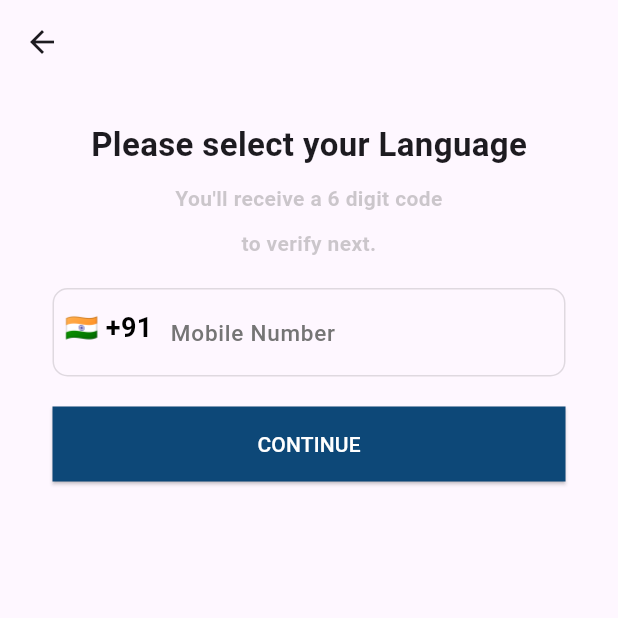
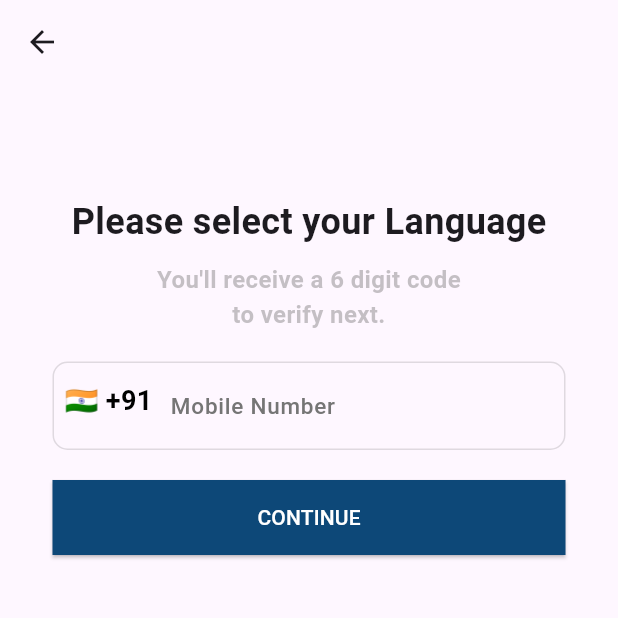
Before and after one commit to NeethupSabu/user_authentication, a Flutter app: the AddPhone screen opened directly, on a phone screen of 412 x 824 dp, the top half of it. Run offline on Flutter 3.47's test engine with Material 3 defaults, Android fonts, the phone set to English and light mode, and no system bars; our stand-ins replace cloud_firestore, country_picker, firebase_auth, firebase_core, pinput; accounts and stored records are empty.

Commit message:
Second Commit

```diff
--- a/project1/lib/add_phone.dart
+++ b/project1/lib/add_phone.dart
@@ -54,32 +54,35 @@ class _AddPhoneState extends State<AddPhone> {
       body: SafeArea(
         child: Center(
           child: Padding(
-            padding: const EdgeInsets.symmetric(vertical: 25, horizontal: 35),
+            padding: const EdgeInsets.symmetric(vertical: 35, horizontal: 35),
             child: Column(
               children: [
-                const Text(
-                  "Please select your Language",
-                  style: TextStyle(
-                    fontSize: 22,
-                    fontWeight: FontWeight.bold,
+                const Padding(
+                  padding: EdgeInsets.only(top: 40.0),
+                  child: Text(
+                    "Please select your Language",
+                    style: TextStyle(
+                      fontSize: 24,
+                      fontWeight: FontWeight.bold,
+                    ),
                   ),
                 ),
                 const SizedBox(height: 10),
                 const Text(
                   "You'll receive a 6 digit code",
                   style: TextStyle(
-                    fontSize: 14,
-                    color: Color.fromARGB(96, 119, 117, 117),
+                    fontSize: 16,
+                    color: Color.fromARGB(95, 97, 96, 96),
                     fontWeight: FontWeight.bold,
                   ),
                   textAlign: TextAlign.center,
                 ),
-                const SizedBox(height: 10),
+                //const SizedBox(height: 10),
                 const Text(
                   "to verify next.",
                   style: TextStyle(
-                    fontSize: 14,
-                    color: Color.fromARGB(96, 119, 117, 117),
+                    fontSize: 16,
+                    color: Color.fromARGB(95, 97, 96, 96),
                     fontWeight: FontWeight.bold,
                   ),
                   textAlign: TextAlign.center,
--- a/project1/lib/profile.dart
+++ b/project1/lib/profile.dart
@@ -18,7 +18,7 @@ class _ProfileSetState extends State<ProfileSet> {
             const Text(
               'Please select your profile',
               style: TextStyle(
-                fontSize: 20,
+                fontSize: 24,
                 fontWeight: FontWeight.bold,
               ),
             ),
```
